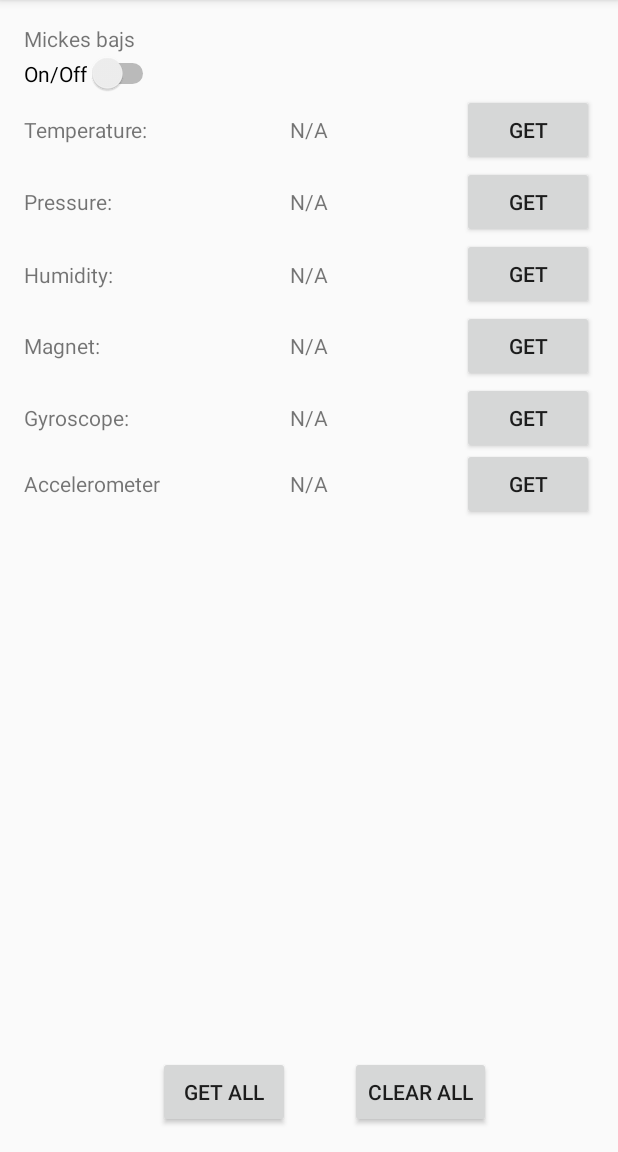
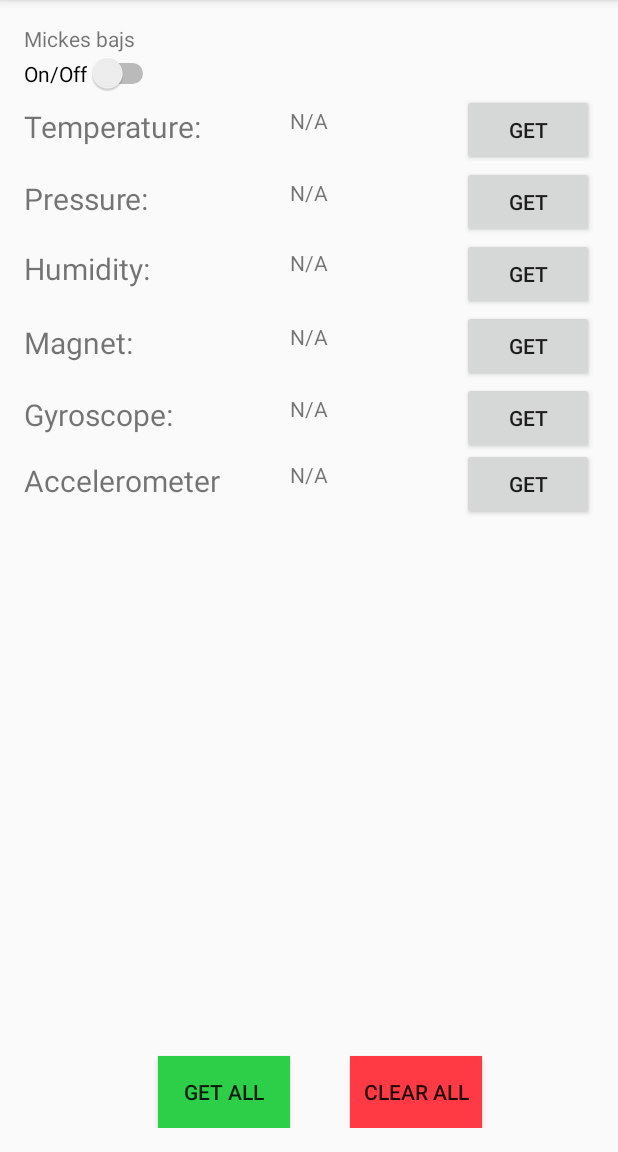
Before and after one commit to HonungsHanne/MyFirstApplication2, an Android app: the SensorActivity screen opened directly, with no data from a screen before it, on a phone screen of 412 x 824 dp, the part 84-1236 px from its top. Run offline under Robolectric (Android 15) with nearby library versions, the phone set to English and light mode, and no system bars.

Commit message:
FÄRGER E FINT

```diff
--- a/MVD-controller/app/src/main/res/layout/activity_sensor.xml
+++ b/MVD-controller/app/src/main/res/layout/activity_sensor.xml
@@ -53,6 +53,7 @@
 
     <Button
         android:text="Clear All"
+        android:background="#ff3a44"
         android:layout_width="wrap_content"
         android:layout_height="wrap_content"
         android:layout_alignParentBottom="true"
@@ -94,6 +95,7 @@
 
     <TextView
         android:text="Humidity:"
+        android:textSize="20sp"
         android:layout_width="wrap_content"
         android:layout_height="wrap_content"
         android:layout_alignBottom="@+id/button3"
@@ -154,6 +156,7 @@
 
     <TextView
         android:text="Magnet:"
+        android:textSize="20sp"
         android:layout_width="wrap_content"
         android:layout_height="wrap_content"
         android:id="@+id/Magnet"
@@ -164,6 +167,7 @@
 
     <TextView
         android:text="Pressure:"
+        android:textSize="20sp"
         android:layout_width="wrap_content"
         android:layout_height="wrap_content"
         android:id="@+id/Pressure"
@@ -184,6 +188,7 @@
 
     <TextView
         android:text="Temperature:"
+        android:textSize="20sp"
         android:layout_width="wrap_content"
         android:layout_height="wrap_content"
         android:id="@+id/Temperature"
@@ -194,6 +199,7 @@
 
     <TextView
         android:text="Accelerometer"
+        android:textSize="20sp"
         android:layout_width="wrap_content"
         android:layout_height="wrap_content"
         android:id="@+id/Accelerometer"
@@ -204,6 +210,7 @@
 
     <Button
         android:text="Get All"
+        android:background="#2dce48"
         android:layout_width="wrap_content"
         android:layout_height="wrap_content"
         android:id="@+id/button7"
@@ -222,6 +229,7 @@
 
     <TextView
         android:text="Gyroscope:"
+        android:textSize="20sp"
         android:layout_width="wrap_content"
         android:layout_height="wrap_content"
         android:id="@+id/Gyroscope"
```
